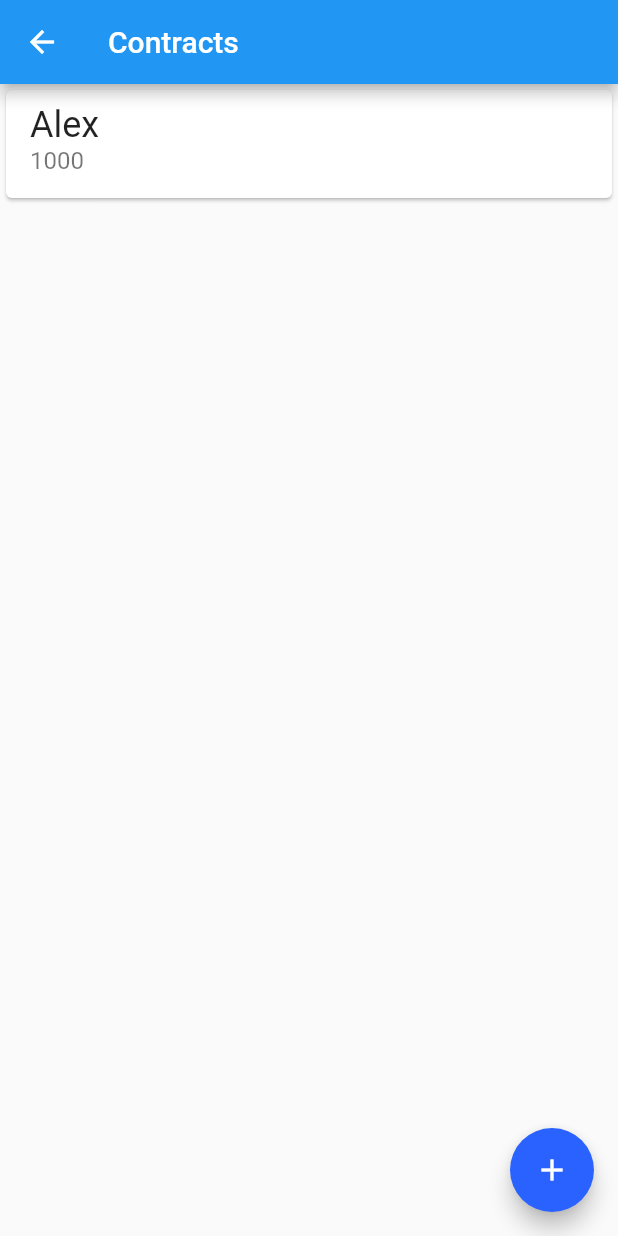
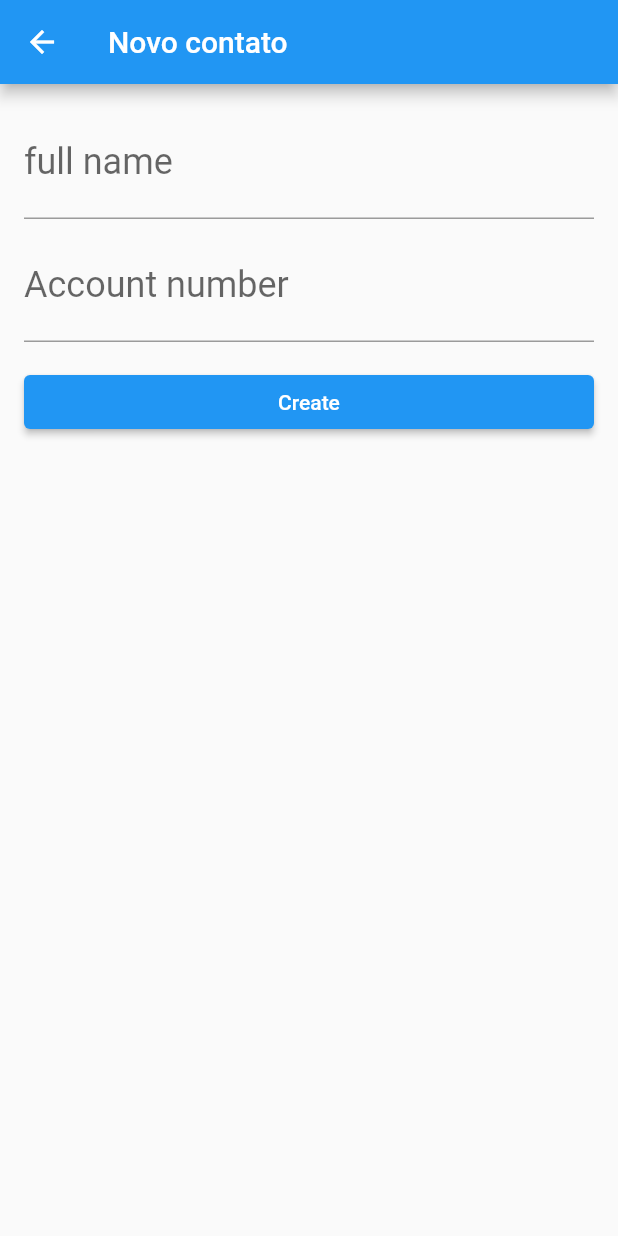
Before and after one commit to lSilverDev/bytebankv2, a Flutter app: the contactList screen opened directly, after a tap on the "add" icon, on a phone screen of 412 x 824 dp. Run offline on Flutter 3.47's test engine with Material 2 defaults, Android fonts, the phone set to English and light mode, and no system bars.

Commit message:
dashboard - contact - form

```diff
--- a/lib/main.dart
+++ b/lib/main.dart
@@ -1,3 +1,4 @@
+import 'package:bytebankv2/screens/contact_form.dart';
 import 'package:bytebankv2/screens/dashboard.dart';
 import 'package:flutter/material.dart';
 
--- /dev/null
+++ b/lib/models/contact.dart
@@ -0,0 +1,15 @@
+class Contact{
+  final String name;
+  final int number;
+
+  Contact(
+    this.name,
+    this.number,
+  );
+
+  @override
+  String toString(){
+    return 'Contact{name: $name, account: $number}';
+  }
+
+}
--- /dev/null
+++ b/lib/screens/contact_form.dart
@@ -0,0 +1,73 @@
+import 'package:flutter/cupertino.dart';
+import 'package:flutter/material.dart';
+import 'package:flutter/services.dart';
+
+import '../models/contact.dart';
+
+class ContactForm extends StatefulWidget{
+  @override
+  _ContactFormState createState() => _ContactFormState();
+}
+
+class _ContactFormState extends State<ContactForm>{
+
+  final TextEditingController _nameController = TextEditingController();
+  final TextEditingController _numberController = TextEditingController();
+
+  @override
+  Widget build(BuildContext context){
+    return Scaffold(
+      appBar: AppBar(
+        title: Text('Novo contato'),
+      ),
+      body: Padding(
+        padding: const EdgeInsets.all(16.0),
+        child: Column(
+          children: <Widget>[
+            TextField(
+              controller: _nameController,
+              decoration: InputDecoration(
+                labelText: 'full name',
+              ),
+              style: TextStyle(
+                fontSize: 24.0,
+              ),
+            ),
+            Padding(
+              padding: const EdgeInsets.only(top: 8.0),
+                child: TextField(
+                  controller: _numberController,
+                  decoration: InputDecoration(
+                    labelText: 'Account number',
+                  ),
+                  style: TextStyle(
+                    fontSize: 24.0,
+                  ),
+                  keyboardType: TextInputType.number,
+                ),
+            ),
+            Padding(
+              padding: const EdgeInsets.only(top: 16.0),
+              child: SizedBox(
+                width: double.maxFinite,
+                child: ElevatedButton(
+                  onPressed: () {
+                    final String name = _nameController.text;
+                    final int? number = int.tryParse(_numberController.text);
+
+                    if(number != null)
+                    {
+                      final Contact newContact = Contact(name, number);
+                      Navigator.pop(context, newContact);
+                    }
+                  },
+                  child: Text('Create'),
+                ),
+              )
+            ),
+          ],
+        ),
+      ),
+    );
+  }
+}
--- a/lib/screens/contacts_list.dart
+++ b/lib/screens/contacts_list.dart
@@ -1,3 +1,4 @@
+import 'package:bytebankv2/screens/contact_form.dart';
 import 'package:flutter/cupertino.dart';
 import 'package:flutter/material.dart';
 
@@ -29,7 +30,13 @@ class contactList extends StatelessWidget{
         ],
       ),
       floatingActionButton: FloatingActionButton(
-        onPressed: () {},
+        onPressed: () => Navigator.of(context).push(
+          MaterialPageRoute(
+            builder: (context) => ContactForm()
+          )
+        ).then(
+          (newContact) => debugPrint(newContact.toString())
+        ),
         child: Icon(
           Icons.add,
         ),
--- a/lib/screens/dashboard.dart
+++ b/lib/screens/dashboard.dart
@@ -19,13 +19,14 @@ class Dashboard extends StatelessWidget {
             ),
             Padding(
               padding: const EdgeInsets.all(8.0),
-              child: GestureDetector(
+              child: Material(
+                color: Theme.of(context).primaryColor,
+                child: InkWell(
                   onTap: () => Navigator.of(context).push(MaterialPageRoute(builder: (context) => contactList())),
                   child: Container(
                     padding: EdgeInsets.all(8.0),
                     height: 100,
                     width: 150,
-                  color: Theme.of(context).primaryColor,
                     child: Column(
                       mainAxisAlignment: MainAxisAlignment.spaceBetween,
                       crossAxisAlignment: CrossAxisAlignment.start,
@@ -46,6 +47,7 @@ class Dashboard extends StatelessWidget {
                     ),
                   ),
                 ),
+              ),
             )
           ],
         ),
```
Lines whose indentation alone changed are shown as unchanged.
